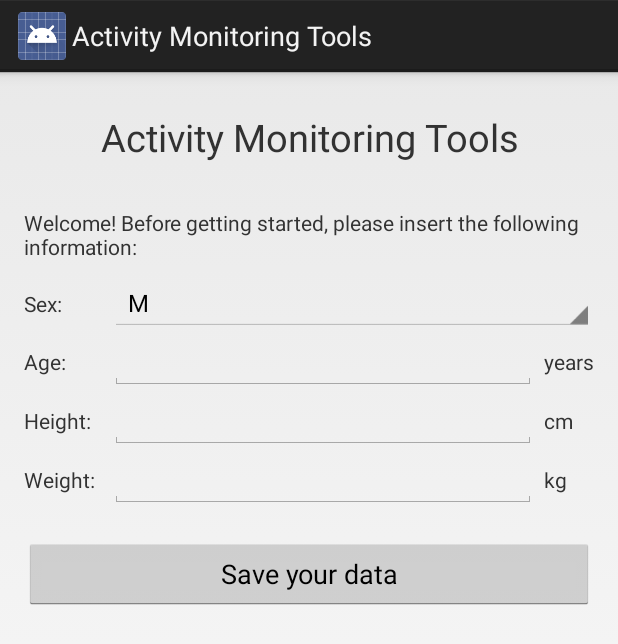
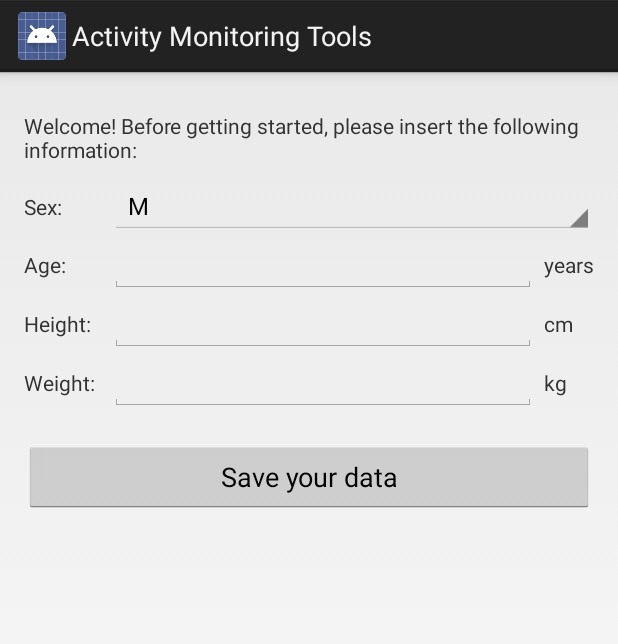
Before and after one commit to carmrosetta/Activity-Monitoring-Tools, an Android app: the layout activity_user_information.xml on its own in the app's theme, with its tools: preview values and no code run, on a phone screen of 412 x 824 dp. Shown: the top 644 px of the screen. Run offline under Robolectric (Android 15) with nearby library versions, the phone set to English and light mode, and no system bars.

Commit message:
2rd commit

```diff
--- a/app/src/main/java/ing/unipi/it/activitymonitoringtools/MainActivity.java
+++ b/app/src/main/java/ing/unipi/it/activitymonitoringtools/MainActivity.java
@@ -1,5 +1,6 @@
 package ing.unipi.it.activitymonitoringtools;
 
+import android.app.ActionBar;
 import android.app.Activity;
 import android.content.Intent;
 import android.os.Bundle;
@@ -13,12 +14,16 @@ import android.view.MenuItem;
 
 public class MainActivity extends Activity {
 
+
+
     UserInformationManager userInformationManager;
 
     @Override
     protected void onCreate(Bundle savedInstanceState) {
         super.onCreate(savedInstanceState);
         setContentView(R.layout.activity_main);
+        setTitle(R.string.app_name);
+
 
         userInformationManager = new UserInformationManager(getApplicationContext());
         userInformationManager.checkUserInformationSaved();
--- a/app/src/main/java/ing/unipi/it/activitymonitoringtools/UserInformationActivity.java
+++ b/app/src/main/java/ing/unipi/it/activitymonitoringtools/UserInformationActivity.java
@@ -13,6 +13,12 @@ import android.widget.TextView;
 import android.widget.Toast;
 
 import java.util.HashMap;
+
+/**
+ * @file  UserInformationActivity.java
+ * @brief Android class that helps in managing user information.
+ *
+ */
 
 public class UserInformationActivity extends Activity {
 
@@ -37,6 +43,8 @@ public class UserInformationActivity extends Activity {
     protected void onCreate(Bundle savedInstanceState) {
         super.onCreate(savedInstanceState);
         setContentView(R.layout.activity_user_information);
+        setTitle(R.string.app_name);
+
 
         userInformationManager = new UserInformationManager(getApplicationContext());
 
--- a/app/src/main/java/ing/unipi/it/activitymonitoringtools/UserInformationManager.java
+++ b/app/src/main/java/ing/unipi/it/activitymonitoringtools/UserInformationManager.java
@@ -7,27 +7,32 @@ import android.content.SharedPreferences;
 import java.util.HashMap;
 
 /**
- * Created by carmen on 11/10/14.
+ * @file UserInformationManager.java
+ * @brief Java class that helps in managing user information about his/her gender, age, height and
+ * weight.
+ * This class is used to save user information in key-value pairs.
+ * This information is saved persistently in a xml file, that is it will persist across user
+ * sessions, even if the application is killed.
+ * This class is also used to retrieve, update and delete user information.
  */
+
 public class UserInformationManager {
-
-    private final static String PREF_NAME = "UserPreferences";
 
     public final static String USER_SEX = "userSex";
     public final static String USER_AGE = "userAge";
     public final static String USER_HEIGHT = "userHeight";
     public final static String USER_WEIGHT = "userWeight";
-
     public final static String USER_INFO_SAVED = "userInfoProvided";
-
-
+    private final static String PREF_NAME = "UserInformation";
     SharedPreferences userInformation;
     SharedPreferences.Editor editor;
     Context _context;
 
     /**
      * Constructor
-     * @param context
+     *
+     * @param[in] context   Global information about the application environment.
+     * It allows access to application-specific resources and classes
      */
 
     public UserInformationManager(Context context) {
@@ -37,11 +42,11 @@ public class UserInformationManager {
     }
 
     /**
-     * Save user preferences
-     * @param userSex
-     * @param userAge
-     * @param userHeight
-     * @param userWeight
+     * @brief This method saves user information in a xml file in key-value pairs
+     * @param[in] userSex       String that specifies user gender
+     * @param[in] userAge       String that specifies user age
+     * @param[in] userHeight    String that specifies user height in centimeters
+     * @param[in] userWeight    String that specifies user weight in kilograms
      */
     public void saveUserInformation(String userSex, String userAge, String userHeight, String userWeight) {
 
@@ -56,8 +61,9 @@ public class UserInformationManager {
     }
 
     /**
-     * Check if the user has provided his information
-     * @return true if the user has provided his information
+     * @return true if the user has provided his/her information, false otherwise
+     * @brief Method that checks if the user has provided information about his/her gender, age,
+     * height and weight
      */
 
     public boolean userInformationSaved() {
@@ -65,10 +71,10 @@ public class UserInformationManager {
     }
 
     /**
-     * Start UserInformationActivity to let the user provide his information
+     * @brief Method that starts UserInformationActivity to let the user provide his/her information
      */
     public void checkUserInformationSaved() {
-        if(!this.userInformationSaved()) {
+        if (!this.userInformationSaved()) {
             Intent intent = new Intent(_context, UserInformationActivity.class);
             intent.addFlags(Intent.FLAG_ACTIVITY_NEW_TASK);
             intent.addFlags(Intent.FLAG_ACTIVITY_CLEAR_TOP);
@@ -78,8 +84,8 @@ public class UserInformationManager {
     }
 
     /**
-     * Get user information
-     * @return userInfo
+     * @return userInfo HashMap<String, String> that contains user information in key-value pairs
+     * @brief Method that gets user information
      */
     public HashMap<String, String> getUserInformation() {
 
@@ -95,9 +101,9 @@ public class UserInformationManager {
     }
 
     /**
-     * Clear user information
+     * @brief Method that clears user information
      */
-    public void clearUserInformation(){
+    public void clearUserInformation() {
 
         editor.clear();
         editor.commit();
@@ -110,7 +116,4 @@ public class UserInformationManager {
     }
 
 
-
-
-
 }
--- a/app/src/main/res/layout/activity_user_information.xml
+++ b/app/src/main/res/layout/activity_user_information.xml
@@ -8,25 +8,12 @@
     android:paddingTop="@dimen/activity_vertical_margin"
     tools:context="ing.unipi.it.activitymonitoringtools.UserInformationActivity">
 
-    <TextView
-        android:id="@+id/title"
-        android:layout_width="wrap_content"
-        android:layout_height="wrap_content"
-        android:layout_marginBottom="20dp"
-        android:layout_marginTop="10dp"
-        android:gravity="center"
-        android:clickable="false"
-        android:focusable="false"
-        android:focusableInTouchMode="false"
-        android:text="@string/app_name"
-        android:textSize="25sp"
-        android:layout_centerHorizontal="true"/>
+
 
     <TextView
         android:id="@+id/header_startup_activity"
         android:layout_width="fill_parent"
         android:layout_height="wrap_content"
-        android:layout_below="@+id/title"
         android:layout_marginBottom="10dp"
         android:layout_marginTop="10dp"
         android:text="@string/header_startup_activity"/>
```
